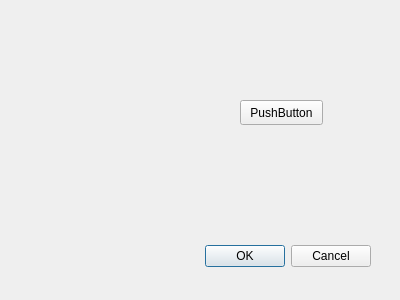
This is src/gui/dialogs/font/fontdialog.ui in axsapronov/QSopherim as Qt 5 draws it before an edit. The edited form follows.
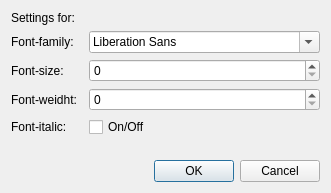
This is the edited form.

Commit message: [ADD] Add font settigns

```diff
--- a/src/gui/dialogs/font/fontdialog.ui
+++ b/src/gui/dialogs/font/fontdialog.ui
@@ -6,22 +6,66 @@
    <rect>
     <x>0</x>
     <y>0</y>
-    <width>400</width>
-    <height>300</height>
+    <width>331</width>
+    <height>193</height>
    </rect>
   </property>
   <property name="windowTitle">
    <string>Dialog</string>
   </property>
+  <layout class="QGridLayout" name="gridLayout">
+   <item row="3" column="1">
+    <widget class="QSpinBox" name="sBWeight"/>
+   </item>
+   <item row="4" column="1">
+    <widget class="QCheckBox" name="chBItalic">
+     <property name="text">
+      <string>On/Off</string>
+     </property>
+    </widget>
+   </item>
+   <item row="1" column="0">
+    <widget class="QLabel" name="label">
+     <property name="text">
+      <string>Font-family:</string>
+     </property>
+    </widget>
+   </item>
+   <item row="3" column="0">
+    <widget class="QLabel" name="label_3">
+     <property name="text">
+      <string>Font-weidht:</string>
+     </property>
+    </widget>
+   </item>
+   <item row="4" column="0">
+    <widget class="QLabel" name="label_4">
+     <property name="text">
+      <string>Font-italic:</string>
+     </property>
+    </widget>
+   </item>
+   <item row="1" column="1">
+    <widget class="QFontComboBox" name="fontComB"/>
+   </item>
+   <item row="2" column="1">
+    <widget class="QSpinBox" name="sBSize"/>
+   </item>
+   <item row="5" column="1">
+    <spacer name="verticalSpacer">
+     <property name="orientation">
+      <enum>Qt::Vertical</enum>
+     </property>
+     <property name="sizeHint" stdset="0">
+      <size>
+       <width>20</width>
+       <height>0</height>
+      </size>
+     </property>
+    </spacer>
+   </item>
+   <item row="6" column="0" colspan="2">
   <widget class="QDialogButtonBox" name="buttonBox">
-   <property name="geometry">
-    <rect>
-     <x>30</x>
-     <y>240</y>
-     <width>341</width>
-     <height>32</height>
-    </rect>
-   </property>
    <property name="orientation">
     <enum>Qt::Horizontal</enum>
    </property>
@@ -29,19 +73,29 @@
     <set>QDialogButtonBox::Cancel|QDialogButtonBox::Ok</set>
    </property>
   </widget>
-  <widget class="QPushButton" name="pushButton">
-   <property name="geometry">
-    <rect>
-     <x>240</x>
-     <y>100</y>
-     <width>83</width>
-     <height>25</height>
-    </rect>
-   </property>
+   </item>
+   <item row="2" column="0">
+    <widget class="QLabel" name="label_2">
+     <property name="text">
+      <string>Font-size:</string>
+     </property>
+    </widget>
+   </item>
+   <item row="0" column="0">
+    <widget class="QLabel" name="label_5">
    <property name="text">
-    <string>PushButton</string>
-   </property>
-  </widget>
+      <string>Settings for:</string>
+     </property>
+    </widget>
+   </item>
+   <item row="0" column="1">
+    <widget class="QLabel" name="LAName">
+     <property name="text">
+      <string/>
+     </property>
+    </widget>
+   </item>
+  </layout>
  </widget>
  <resources/>
  <connections>
```
Lines whose indentation alone changed are shown as unchanged. The commit also changes 7 other files.
